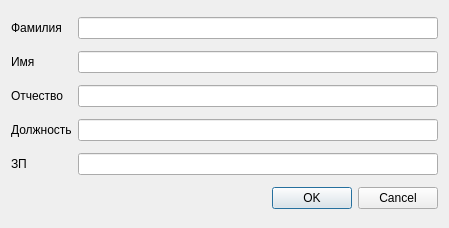
Before: the Qt Designer form Company/employeecreator.ui in pvshebarshin/AVsoftware, drawn with Qt 5.
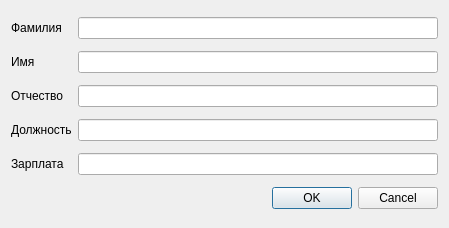
After: the same form once the commit is applied.

Patch:
```diff
--- a/Company/employeecreator.ui
+++ b/Company/employeecreator.ui
@@ -59,7 +59,7 @@
    <item row="6" column="0">
     <widget class="QLabel" name="salary">
      <property name="text">
-      <string>ЗП</string>
+      <string>Зарплата</string>
      </property>
     </widget>
    </item>
```
